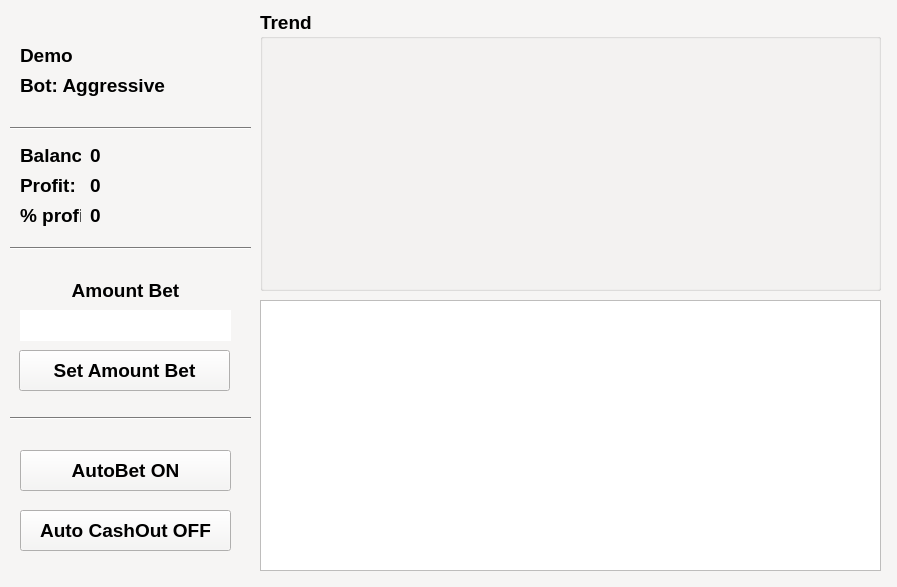
Old version of the form apps/gui/resources/ui/console.ui in the repository bikerlfh/crashbot.
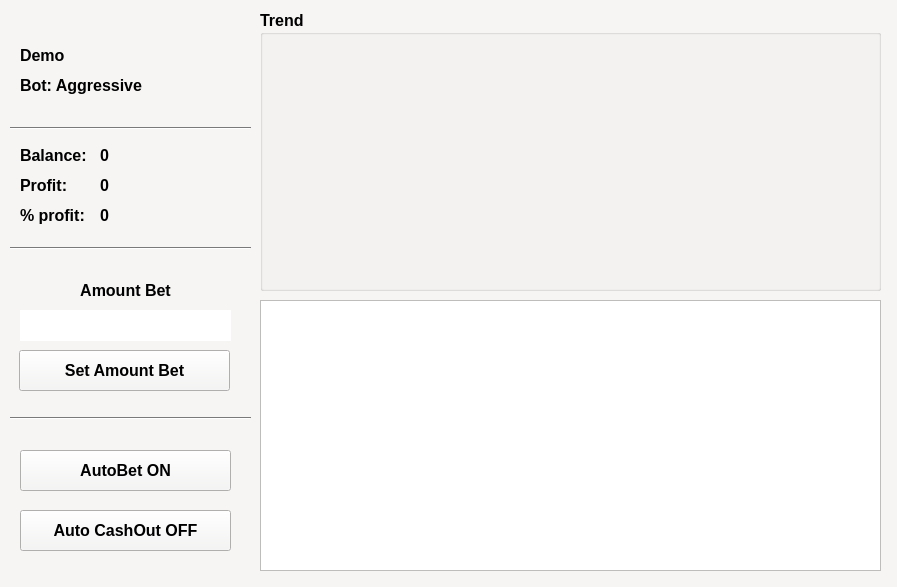
New version of the form.

Commit message: fix console designer

```diff
--- a/apps/gui/resources/ui/console.ui
+++ b/apps/gui/resources/ui/console.ui
@@ -481,7 +481,7 @@
    </property>
    <property name="font">
     <font>
-     <pointsize>14</pointsize>
+     <pointsize>12</pointsize>
      <bold>true</bold>
     </font>
    </property>
@@ -503,7 +503,7 @@
    </property>
    <property name="font">
     <font>
-     <pointsize>14</pointsize>
+     <pointsize>12</pointsize>
      <bold>true</bold>
     </font>
    </property>
@@ -528,7 +528,7 @@
    </property>
    <property name="font">
     <font>
-     <pointsize>14</pointsize>
+     <pointsize>12</pointsize>
      <bold>true</bold>
     </font>
    </property>
@@ -544,13 +544,13 @@
     <rect>
      <x>20</x>
      <y>140</y>
-     <width>61</width>
+     <width>71</width>
      <height>30</height>
     </rect>
    </property>
    <property name="font">
     <font>
-     <pointsize>14</pointsize>
+     <pointsize>12</pointsize>
      <bold>true</bold>
     </font>
    </property>
@@ -561,15 +561,15 @@
   <widget class="QLabel" name="lbl_balance">
    <property name="geometry">
     <rect>
-     <x>90</x>
+     <x>100</x>
      <y>140</y>
-     <width>161</width>
+     <width>151</width>
      <height>30</height>
     </rect>
    </property>
    <property name="font">
     <font>
-     <pointsize>14</pointsize>
+     <pointsize>12</pointsize>
      <bold>true</bold>
     </font>
    </property>
@@ -580,15 +580,15 @@
   <widget class="QLabel" name="lbl_profit">
    <property name="geometry">
     <rect>
-     <x>90</x>
+     <x>100</x>
      <y>170</y>
-     <width>161</width>
+     <width>151</width>
      <height>30</height>
     </rect>
    </property>
    <property name="font">
     <font>
-     <pointsize>14</pointsize>
+     <pointsize>12</pointsize>
      <bold>true</bold>
      <kerning>true</kerning>
     </font>
@@ -608,7 +608,7 @@
    </property>
    <property name="font">
     <font>
-     <pointsize>14</pointsize>
+     <pointsize>12</pointsize>
      <bold>true</bold>
     </font>
    </property>
@@ -627,7 +627,7 @@
    </property>
    <property name="font">
     <font>
-     <pointsize>14</pointsize>
+     <pointsize>12</pointsize>
      <bold>true</bold>
     </font>
    </property>
@@ -646,7 +646,7 @@
    </property>
    <property name="font">
     <font>
-     <pointsize>14</pointsize>
+     <pointsize>12</pointsize>
      <bold>true</bold>
     </font>
    </property>
@@ -740,7 +740,7 @@
    </property>
    <property name="font">
     <font>
-     <pointsize>14</pointsize>
+     <pointsize>12</pointsize>
      <bold>true</bold>
     </font>
    </property>
@@ -798,7 +798,7 @@
    </property>
    <property name="font">
     <font>
-     <pointsize>14</pointsize>
+     <pointsize>12</pointsize>
      <bold>true</bold>
     </font>
    </property>
@@ -817,13 +817,13 @@
     <rect>
      <x>20</x>
      <y>200</y>
-     <width>61</width>
+     <width>71</width>
      <height>30</height>
     </rect>
    </property>
    <property name="font">
     <font>
-     <pointsize>14</pointsize>
+     <pointsize>12</pointsize>
      <bold>true</bold>
     </font>
    </property>
@@ -834,15 +834,15 @@
   <widget class="QLabel" name="lbl_profit_per">
    <property name="geometry">
     <rect>
-     <x>90</x>
+     <x>100</x>
      <y>200</y>
-     <width>161</width>
+     <width>151</width>
      <height>30</height>
     </rect>
    </property>
    <property name="font">
     <font>
-     <pointsize>14</pointsize>
+     <pointsize>12</pointsize>
      <bold>true</bold>
     </font>
    </property>
```
Left out of the diff: 10 changed lines with no effect on the pictures. The commit also changes 1 other file.
